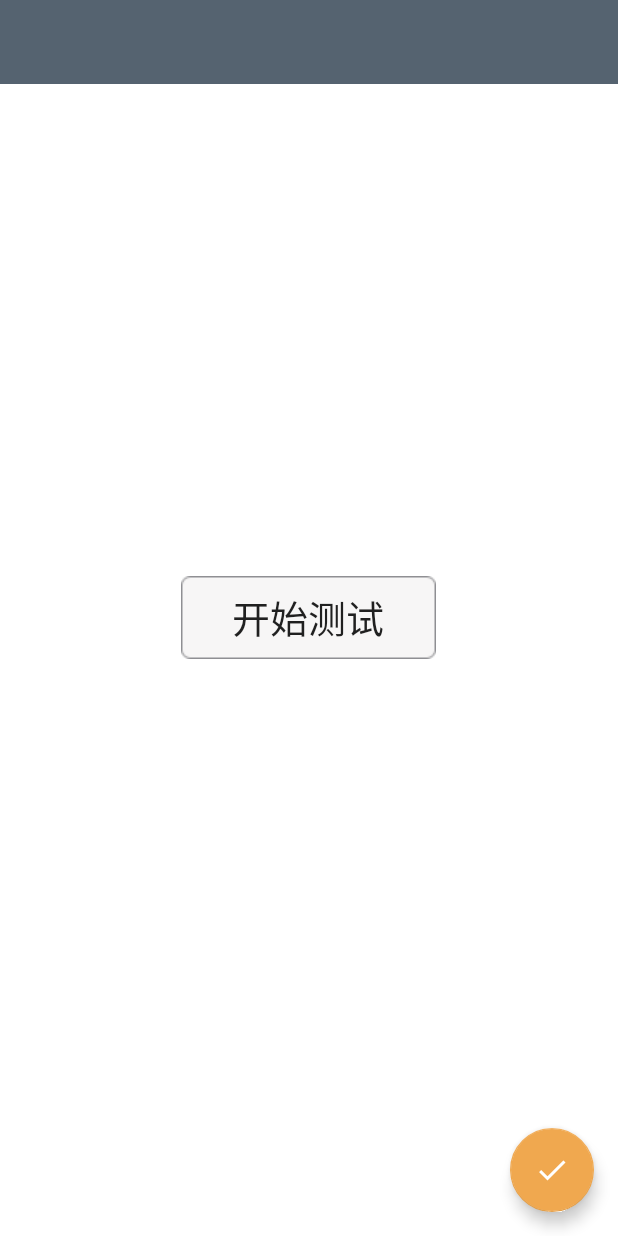
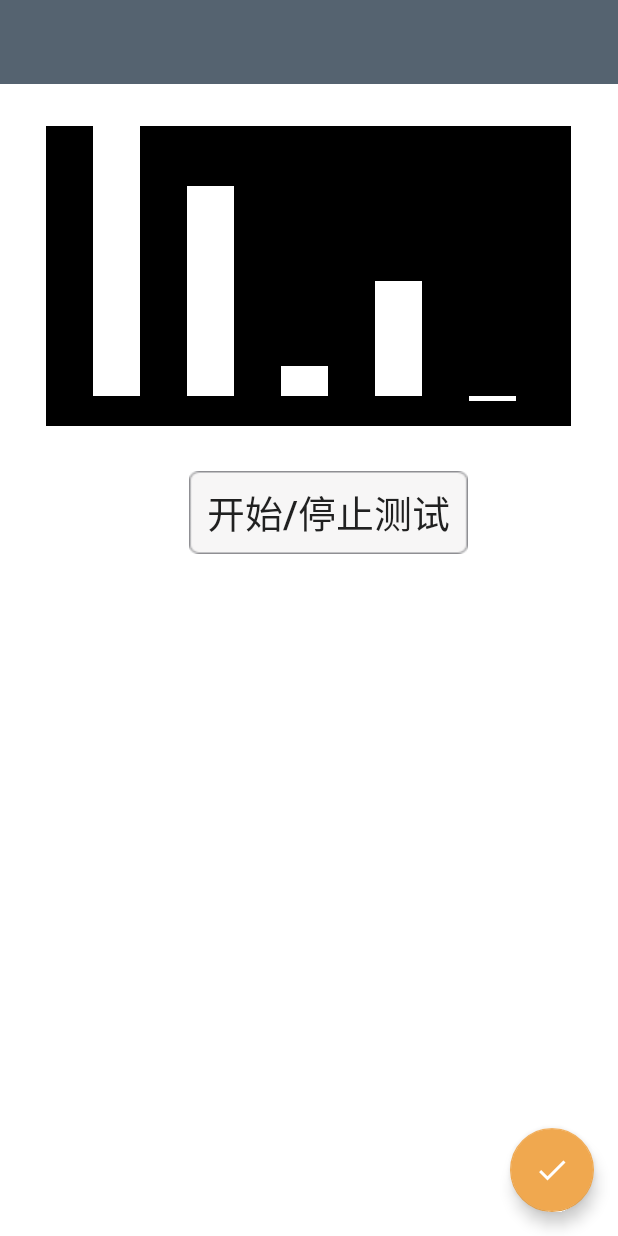
Before and after one commit to shuangjiang169/RoadInspect, an Android app: the layout activity_main.xml on its own in the app's theme, with its tools: preview values and no code run, on a phone screen of 412 x 824 dp. Run offline under Robolectric (Android 15) with nearby library versions, the phone set to English and light mode, and no system bars.

Commit message:
颠簸界面换成跳动的柱条啦

```diff
--- /dev/null
+++ b/app/src/main/java/com/example/boyceng/roadinspect/AudioColumnView.java
@@ -0,0 +1,125 @@
+package com.example.boyceng.roadinspect;
+
+import android.content.Context;
+import android.graphics.Canvas;
+import android.graphics.Color;
+import android.graphics.Paint;
+import android.graphics.RectF;
+import android.os.Handler;
+import android.os.Message;
+import android.util.AttributeSet;
+import android.view.View;
+
+import java.util.Random;
+import java.util.Timer;
+import java.util.TimerTask;
+
+/**
+ * Created by fengan on 2017/10/25/025.
+ */
+
+public class AudioColumnView extends View {
+    private int columnNum = 5;
+    private int random;
+    private boolean isStart = true;
+    private Random mRandom;
+    private int mRect_t1;
+    private int mRect_t2;
+    private int mRect_t3;
+    private int mRect_t4;
+    private int mRect_t5;
+    private Handler mHandler = new Handler(){
+        @Override
+        public void handleMessage(Message msg) {
+            if (msg.what == 0x1234) {
+                invalidate();
+            }
+        }
+    };
+    private Paint mPaint;
+    private int mWidth;
+    private int mHeight;
+    private double mRect_w;
+    private RectF r1;
+    private RectF r2;
+    private RectF r3;
+    private RectF r4;
+    private RectF r5;
+    public AudioColumnView(Context context) {
+        this(context, null);
+    }
+
+    public AudioColumnView(Context context, AttributeSet attrs) {
+        this(context, attrs, -1);
+    }
+
+    public AudioColumnView(Context context, AttributeSet attrs, int defStyleAttr) {
+        super(context, attrs, defStyleAttr);
+        init();
+    }
+
+    private void init() {
+        mRandom = new Random();
+        mPaint = new Paint();
+        mPaint.setColor(Color.WHITE);
+        mPaint.setStyle(Paint.Style.FILL);
+        r1 = new RectF();
+        r2 = new RectF();
+        r3 = new RectF();
+        r4 = new RectF();
+        r5 = new RectF();
+    }
+
+    @Override
+    protected void onMeasure(int widthMeasureSpec, int heightMeasureSpec) {
+        super.onMeasure(widthMeasureSpec, heightMeasureSpec);
+        mWidth = MeasureSpec.getSize(widthMeasureSpec);
+        mHeight = MeasureSpec.getSize(heightMeasureSpec);
+        mRect_w = mWidth/(2*columnNum+1);
+        random =mHeight / 5;
+    }
+
+    public void start(){
+        isStart = true;
+        invalidate();
+    }
+
+    public void stop(){
+        isStart = false;
+        invalidate();
+    }
+
+    public boolean isStart(){
+        return isStart;
+    }
+
+
+    @Override
+    protected void onDraw(Canvas canvas) {
+        super.onDraw(canvas);
+        if (isStart) {
+            new Timer().schedule(new TimerTask() {
+                @Override
+                public void run() {
+                    mRect_t1 = mRandom.nextInt(random);
+                    mRect_t2 = mRandom.nextInt(random);
+                    mRect_t3 = mRandom.nextInt(random);
+                    mRect_t4 = mRandom.nextInt(random);
+                    mRect_t5 = mRandom.nextInt(random);
+                    mHandler.sendEmptyMessage(0x1234);
+                }
+            },300);
+        }
+        //画柱状；动态图，就要改变柱状的top值
+        r1.set((float) (mRect_w),mRect_t1*5,(float)( mRect_w*2),(float) (mHeight*0.9));
+        r2.set((float) (mRect_w*3),mRect_t2*5,(float)(mRect_w*4),(float) (mHeight*0.9));
+        r3.set((float) (mRect_w*5),mRect_t3*5,(float)(mRect_w*6),(float) (mHeight*0.9));
+        r4.set((float) (mRect_w*7),mRect_t4*5,(float)( mRect_w*8),(float) (mHeight*0.9));
+        r5.set((float) (mRect_w*9),mRect_t5*5,(float)(mRect_w*10),(float) (mHeight*0.9));
+        canvas.drawRect(r1,mPaint);
+        canvas.drawRect(r2,mPaint);
+        canvas.drawRect(r3,mPaint);
+        canvas.drawRect(r4,mPaint);
+        canvas.drawRect(r5,mPaint);
+    }
+}
--- a/app/src/main/java/com/example/boyceng/roadinspect/MainActivity.java
+++ b/app/src/main/java/com/example/boyceng/roadinspect/MainActivity.java
@@ -50,6 +50,8 @@ public class MainActivity extends BaseActivity
     public static final String ACTION_UPDATEUI = "action.updateUI";
     UpdateUIBroadcastReceiver broadcastReceiver;
 
+
+
     //以下是调用toolbar
     public boolean onCreateOptionsMenu (Menu menu) {
         getMenuInflater().inflate(R.menu.toolbar, menu);
@@ -97,6 +99,12 @@ public class MainActivity extends BaseActivity
         bn = (Button)findViewById(R.id.power);
         //et = (TextView)findViewById(R.id.view);
         is_on=false;
+
+
+
+        //以下是跳动柱条
+        final AudioColumnView audioColumnView = (AudioColumnView) findViewById(R.id.acv);
+        audioColumnView.stop();
 
 //以下是实现悬浮按钮 √
 
@@ -373,19 +381,25 @@ public class MainActivity extends BaseActivity
 
                 if(flag==1)
                 {
-                    //et.append("dump\n");
+                    final AudioColumnView audioColumnView = (AudioColumnView) findViewById(R.id.acv);
+                    audioColumnView.stop();
+                    //开始跳动
+                    audioColumnView.start();
+                   /* //et.append("dump\n");
                     RelativeLayout Back = (RelativeLayout) findViewById(R.id.background);
-                    Back.setBackgroundResource(R.color.red);
-                    //Toast.makeText(getApplicationContext(),   这个toast反应太慢了 会卡
-                      //     getString(R.string.dump),Toast.LENGTH_SHORT).show();
+                    Back.setBackgroundResource(R.color.red);*/
+
                 }
                 else
                 {
-                    //et.append("flat\n");
+                    final AudioColumnView audioColumnView = (AudioColumnView) findViewById(R.id.acv);
+                    audioColumnView.stop();
+                    //结束跳动
+                    audioColumnView.stop();
+                    /*//et.append("flat\n");
                     RelativeLayout Back = (RelativeLayout) findViewById(R.id.background);
-                    Back.setBackgroundResource(R.color.green);
-               //  Toast.makeText(getApplicationContext(),
-                 //        getString(R.string.flat),Toast.LENGTH_SHORT).show();
+                    Back.setBackgroundResource(R.color.green);*/
+
                 }
 
                 File file1 = new File(path, save);
--- a/app/src/main/res/layout/activity_main.xml
+++ b/app/src/main/res/layout/activity_main.xml
@@ -14,22 +14,34 @@
       android:background="#FFF">
 
 
+       <com.example.boyceng.roadinspect.AudioColumnView
+           android:id="@+id/acv"
+
+           android:layout_width="350dp"
+           android:layout_height="200dp"
+           android:layout_alignParentTop="true"
+           android:layout_centerHorizontal="true"
+           android:layout_gravity="center_horizontal"
+           android:layout_marginTop="84dp"
+           android:background="@android:color/background_dark" />
 
 
     <Button
         android:id="@+id/power"
         android:layout_width="wrap_content"
         android:layout_height="wrap_content"
-        android:layout_centerHorizontal="true"
-        android:layout_centerVertical="true"
+
+        android:layout_alignEnd="@+id/cardView"
+        android:layout_below="@+id/acv"
+        android:layout_marginTop="30dp"
         android:background="@drawable/button_style"
-        android:text="  开始测试  "
-        android:textSize="25dp"
-        android:foreground = "?attr/selectableItemBackground"/>
+        android:foreground="?attr/selectableItemBackground"
+        android:text="  开始/停止测试  "
+        android:textSize="25dp" />
 
     <android.support.v7.widget.CardView
         xmlns:card_view="http://schemas.android.com/apk/res-auto"
-        android:layout_above="@+id/power"
+        android:layout_below="@+id/power"
         android:layout_width="match_parent"
         android:layout_height="wrap_content"
         android:layout_marginBottom="20dp"
@@ -37,7 +49,8 @@
         android:layout_marginRight="100dp"
         android:layout_marginTop="20dp"
         card_view:cardBackgroundColor="#556370"
-        card_view:cardCornerRadius="10dp">
+        card_view:cardCornerRadius="10dp"
+        android:id="@+id/cardView">
         <TextView
             android:id="@+id/position_text_view"
             android:layout_width="match_parent"
```
